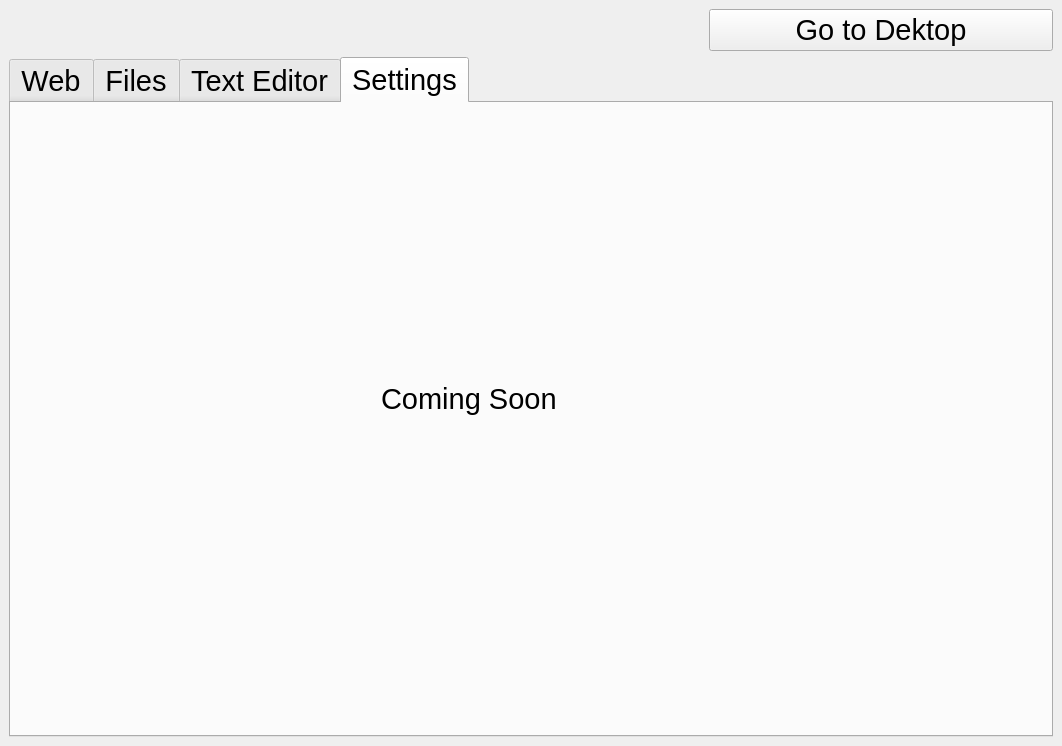
The window that src/main/python/ui_uics/Ui_MainWindow.ui (wxmanager/netbook) describes before a commit, drawn with Qt 5.
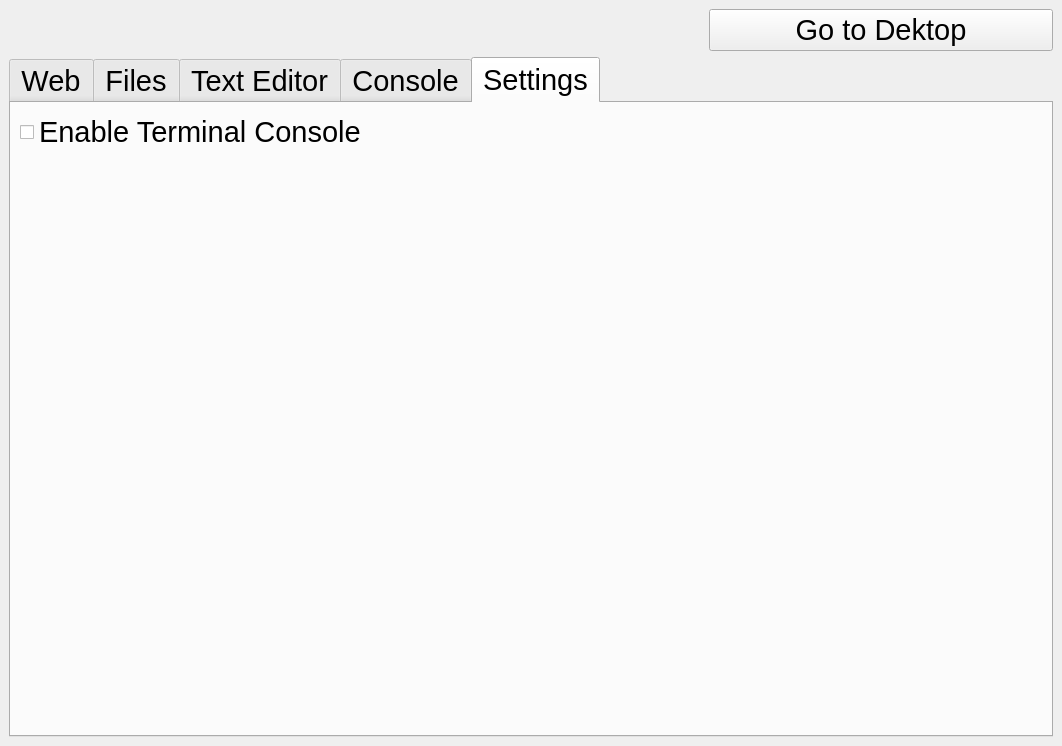
The same window after the commit. The open tabs and pages were chosen to show the change.

Diff of the .ui file:
```diff
--- a/src/main/python/ui_uics/Ui_MainWindow.ui
+++ b/src/main/python/ui_uics/Ui_MainWindow.ui
@@ -182,23 +182,42 @@
         </item>
        </layout>
       </widget>
+      <widget class="QWidget" name="consoleTab">
+       <attribute name="title">
+        <string>Console</string>
+       </attribute>
+       <layout class="QVBoxLayout" name="verticalLayout_4">
+        <item>
+         <layout class="QVBoxLayout" name="consoleLayout"/>
+        </item>
+       </layout>
+      </widget>
       <widget class="QWidget" name="settingsTab">
        <attribute name="title">
         <string>Settings</string>
        </attribute>
-       <widget class="QLabel" name="label">
-        <property name="geometry">
-         <rect>
-          <x>370</x>
-          <y>230</y>
-          <width>251</width>
-          <height>131</height>
-         </rect>
-        </property>
-        <property name="text">
-         <string>Coming Soon</string>
-        </property>
-       </widget>
+       <layout class="QVBoxLayout" name="verticalLayout_5">
+        <item>
+         <widget class="QCheckBox" name="checkBox">
+          <property name="text">
+           <string>Enable Terminal Console</string>
+          </property>
+         </widget>
+        </item>
+        <item>
+         <spacer name="verticalSpacer">
+          <property name="orientation">
+           <enum>Qt::Vertical</enum>
+          </property>
+          <property name="sizeHint" stdset="0">
+           <size>
+            <width>20</width>
+            <height>40</height>
+           </size>
+          </property>
+         </spacer>
+        </item>
+       </layout>
       </widget>
      </widget>
     </item>
```
Left out of the diff: 9 changed lines with no effect on the pictures.
